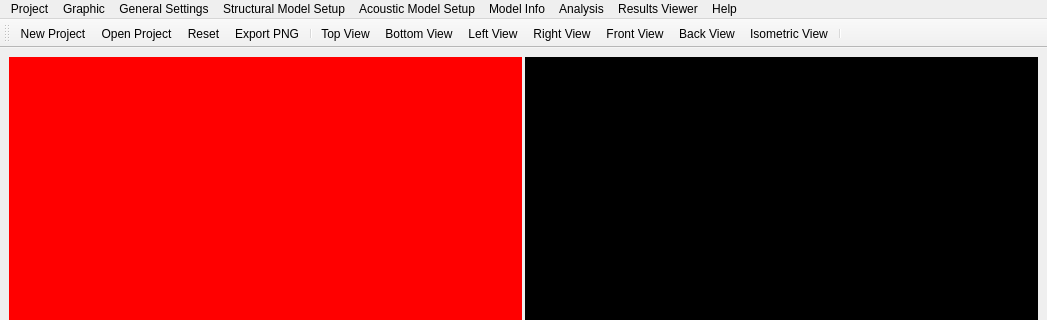
Above: pulse/interface/ui_files/main_window.ui from open-pulse/OpenPulse before the change; both pictures show x 0 to 1047 and y 0 to 320 of the 1047 by 681 pixel window. Below: the same form after it.
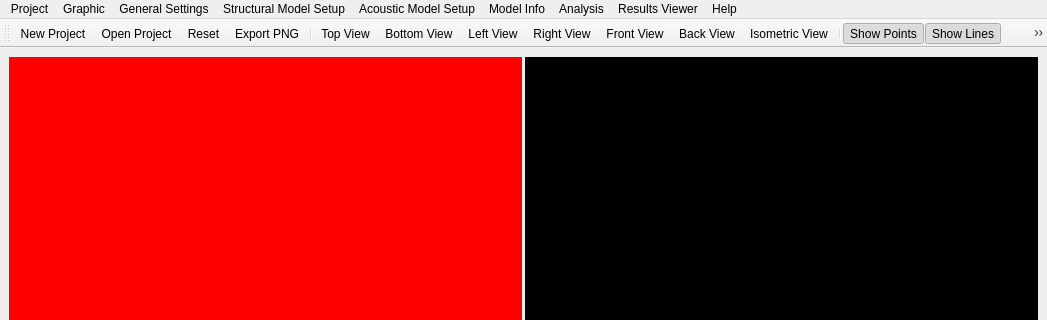
That is the form after the change. Icons and pictures are not drawn.

```diff
--- a/pulse/interface/ui_files/main_window.ui
+++ b/pulse/interface/ui_files/main_window.ui
@@ -247,6 +247,13 @@
    <addaction name="action_back_view"/>
    <addaction name="action_isometric_view"/>
    <addaction name="separator"/>
+   <addaction name="action_show_points"/>
+   <addaction name="action_show_lines"/>
+   <addaction name="action_show_tubes"/>
+   <addaction name="action_show_symbols"/>
+   <addaction name="separator"/>
+   <addaction name="action_hide_selection"/>
+   <addaction name="action_unhide_all"/>
   </widget>
   <action name="action_new_project">
    <property name="icon">
@@ -741,6 +748,76 @@
     <string>About OpenPulse</string>
    </property>
   </action>
+  <action name="action_show_points">
+   <property name="checkable">
+    <bool>true</bool>
+   </property>
+   <property name="checked">
+    <bool>true</bool>
+   </property>
+   <property name="icon">
+    <iconset>
+     <normaloff>../../../data/icons/geometry.png</normaloff>../../../data/icons/geometry.png</iconset>
+   </property>
+   <property name="text">
+    <string>Show Points</string>
+   </property>
+  </action>
+  <action name="action_show_lines">
+   <property name="checkable">
+    <bool>true</bool>
+   </property>
+   <property name="checked">
+    <bool>true</bool>
+   </property>
+   <property name="icon">
+    <iconset>
+     <normaloff>../../../data/icons/lines.png</normaloff>../../../data/icons/lines.png</iconset>
+   </property>
+   <property name="text">
+    <string>Show Lines</string>
+   </property>
+  </action>
+  <action name="action_show_tubes">
+   <property name="checkable">
+    <bool>true</bool>
+   </property>
+   <property name="checked">
+    <bool>true</bool>
+   </property>
+   <property name="icon">
+    <iconset>
+     <normaloff>../../../data/icons/lines_cross_section.png</normaloff>../../../data/icons/lines_cross_section.png</iconset>
+   </property>
+   <property name="text">
+    <string>Show Tubes</string>
+   </property>
+  </action>
+  <action name="action_show_symbols">
+   <property name="checkable">
+    <bool>true</bool>
+   </property>
+   <property name="checked">
+    <bool>true</bool>
+   </property>
+   <property name="icon">
+    <iconset>
+     <normaloff>../../../data/icons/loading1.gif</normaloff>../../../data/icons/loading1.gif</iconset>
+   </property>
+   <property name="text">
+    <string>Show Symbols</string>
+   </property>
+  </action>
+  <action name="action_hide_selection">
+   <property name="text">
+    <string>Hide Selection</string>
+   </property>
+  </action>
+  <action name="action_unhide_all">
+   <property name="text">
+    <string>Unhide All</string>
+   </property>
+  </action>
  </widget>
  <resources/>
  <connections/>
```
